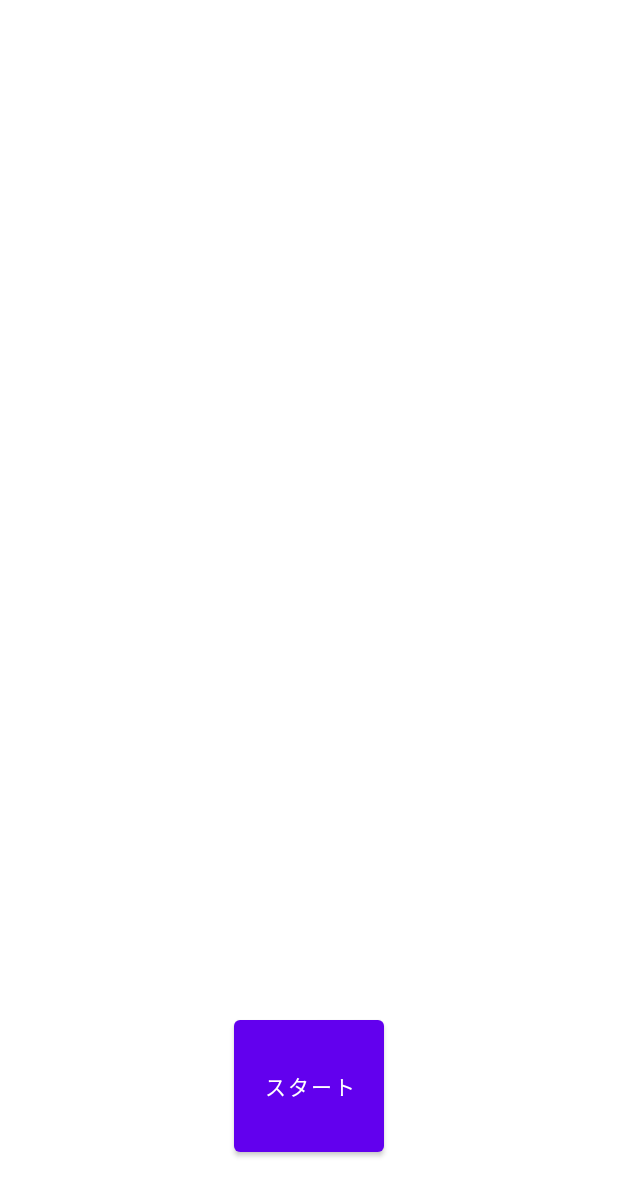
After one commit to KokiOnodera/CameraXSample, an Android app: the layout mainmenu.xml on its own in the app's theme, with its tools: preview values and no code run, on a phone screen of 412 x 824 dp. The commit adds this screen. Shown: the top 1196 px of the screen. Run offline under Robolectric (Android 15) with nearby library versions, the phone set to English and light mode, and no system bars.

Commit message:
メイン画面作成

```diff
--- a/app/build.gradle
+++ b/app/build.gradle
@@ -31,6 +31,9 @@ android {
     }
     kotlinOptions {
         jvmTarget = '1.8'
+    }
+    buildFeatures {
+        viewBinding true
     }
 }
 
--- a/app/src/main/AndroidManifest.xml
+++ b/app/src/main/AndroidManifest.xml
@@ -17,6 +17,10 @@
                 <category android:name="android.intent.category.LAUNCHER" />
             </intent-filter>
         </activity>
+        <activity
+            android:name=".FaceDetectionActivity"
+            android:label="@string/app_name" >
+        </activity>
     </application>
 
     <meta-data
--- /dev/null
+++ b/app/src/main/res/layout/mainmenu.xml
@@ -0,0 +1,22 @@
+<?xml version="1.0" encoding="utf-8"?>
+<androidx.constraintlayout.widget.ConstraintLayout
+    xmlns:android="http://schemas.android.com/apk/res/android"
+    xmlns:tools="http://schemas.android.com/tools"
+    xmlns:app="http://schemas.android.com/apk/res-auto"
+    android:layout_width="match_parent"
+    android:layout_height="match_parent"
+    tools:context=".MainActivity">
+
+    <Button
+        android:id="@+id/measure_start_button"
+        android:layout_width="100dp"
+        android:layout_height="100dp"
+        android:layout_marginBottom="50dp"
+        android:scaleType="fitCenter"
+        android:text="@string/measure_start"
+        app:layout_constraintLeft_toLeftOf="parent"
+        app:layout_constraintRight_toRightOf="parent"
+        app:layout_constraintBottom_toBottomOf="parent"
+        android:elevation="2dp" />
+
+</androidx.constraintlayout.widget.ConstraintLayout>
--- a/app/src/main/res/values/strings.xml
+++ b/app/src/main/res/values/strings.xml
@@ -1,3 +1,4 @@
 <resources>
     <string name="app_name">目認識</string>
+    <string name="measure_start">スタート</string>
 </resources>
```
Also changed, not shown: app/src/main/java/com/websarva/wings/android/cameraml/FaceDetectionActivity.kt (added, +185 -0 lines), app/src/main/java/com/websarva/wings/android/cameraml/MainActivity.kt (+16 -175 lines).
